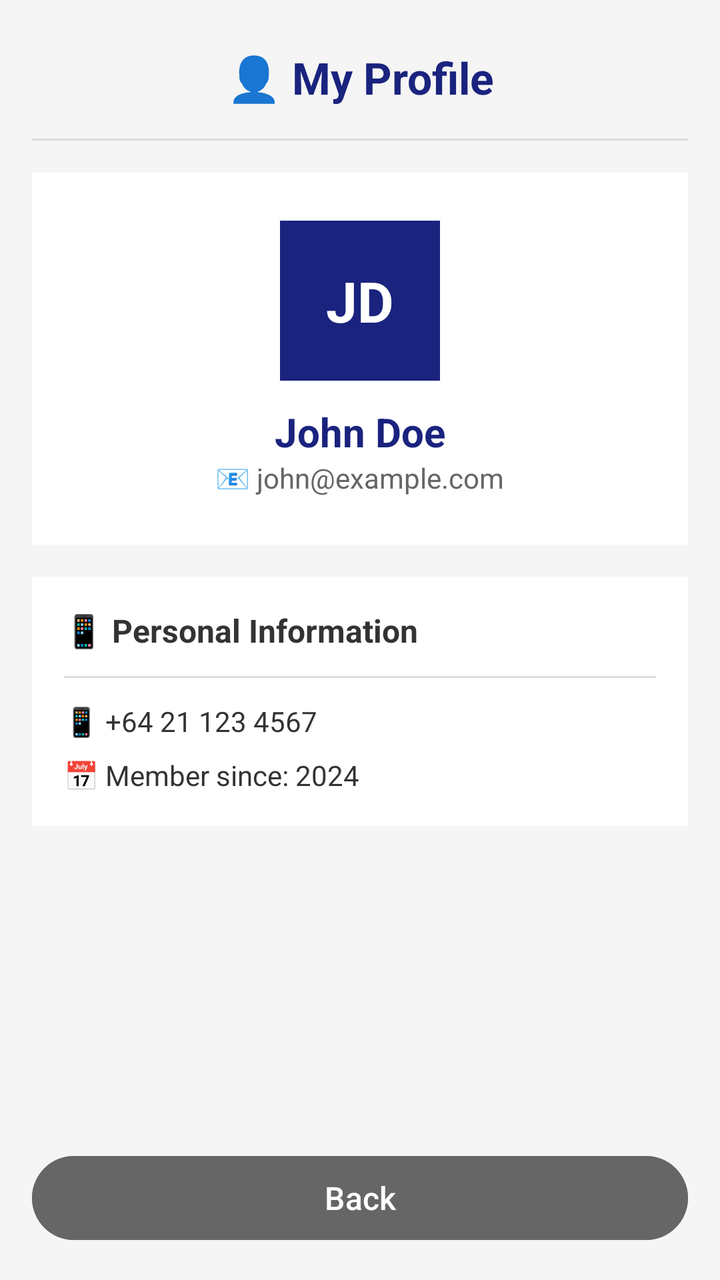
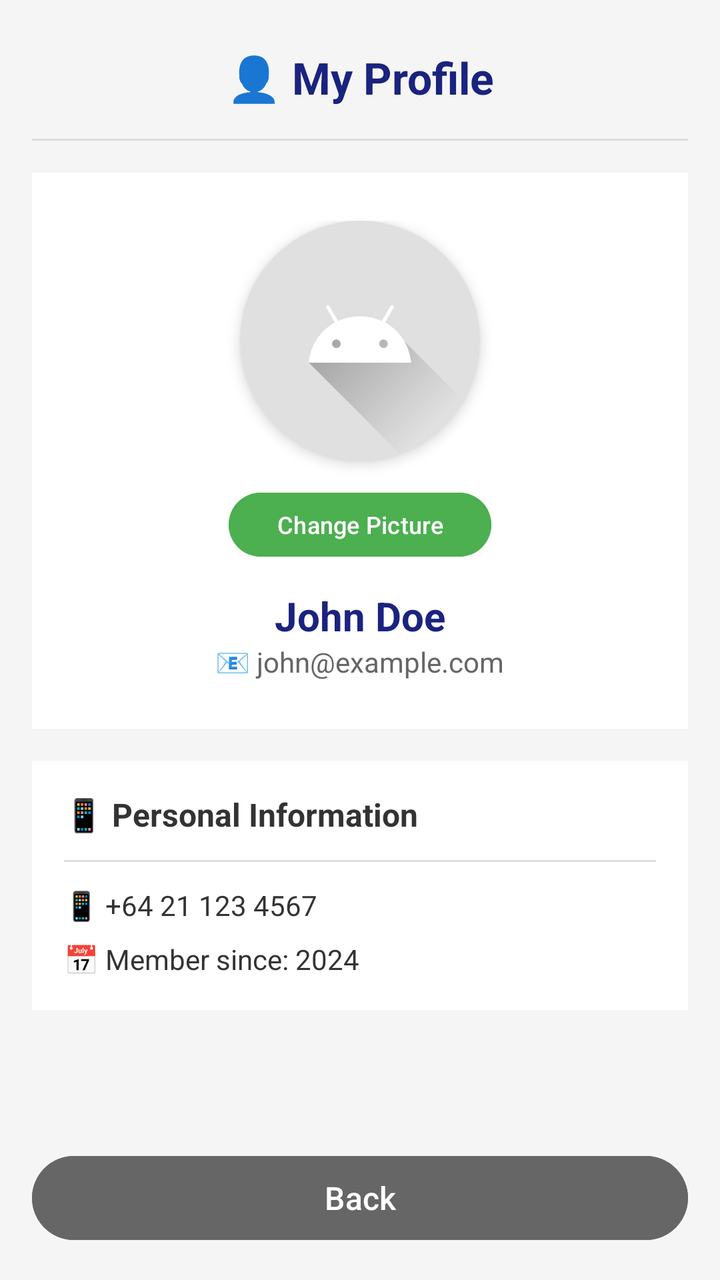

The first picture is an Android layout as it rendered before a commit; the second is the same layout after the commit. The layout source and the unified diff follow.
<!-- AndroidManifest.xml: application theme Theme.EasyTravel -->
<!-- res/layout/activity_profile.xml -->
<?xml version="1.0" encoding="utf-8"?>
<LinearLayout xmlns:android="http://schemas.android.com/apk/res/android"
    android:layout_width="match_parent"
    android:layout_height="match_parent"
    android:orientation="vertical"
    android:padding="16dp"
    android:background="#F5F5F5">

    
    <TextView
        android:layout_width="match_parent"
        android:layout_height="wrap_content"
        android:text="👤 My Profile"
        android:textSize="22sp"
        android:textStyle="bold"
        android:textColor="#1A237E"
        android:gravity="center"
        android:layout_marginTop="8dp"
        android:layout_marginBottom="16dp" />

    <View
        android:layout_width="match_parent"
        android:layout_height="1dp"
        android:background="#DDDDDD"
        android:layout_marginBottom="16dp" />

    
    <LinearLayout
        android:layout_width="match_parent"
        android:layout_height="wrap_content"
        android:orientation="vertical"
        android:gravity="center"
        android:padding="24dp"
        android:background="#FFFFFF"
        android:layout_marginBottom="16dp">

        <TextView
            android:layout_width="80dp"
            android:layout_height="80dp"
            android:text="JD"
            android:textSize="28sp"
            android:textColor="#FFFFFF"
            android:gravity="center"
            android:background="#1A237E"
            android:textStyle="bold" />

        <TextView
            android:id="@+id/tvName"
            android:layout_width="wrap_content"
            android:layout_height="wrap_content"
            android:text="John Doe"
            android:textSize="20sp"
            android:textStyle="bold"
            android:textColor="#1A237E"
            android:layout_marginTop="12dp" />

        <TextView
            android:id="@+id/tvEmail"
            android:layout_width="wrap_content"
            android:layout_height="wrap_content"
            android:text="📧 john@example.com"
            android:textSize="14sp"
            android:textColor="#666666" />
    </LinearLayout>

    
    <LinearLayout
        android:layout_width="match_parent"
        android:layout_height="wrap_content"
        android:orientation="vertical"
        android:padding="16dp"
        android:background="#FFFFFF"
        android:layout_marginBottom="12dp">

        <TextView
            android:layout_width="match_parent"
            android:layout_height="wrap_content"
            android:text="📱 Personal Information"
            android:textSize="16sp"
            android:textStyle="bold"
            android:textColor="#333333"
            android:layout_marginBottom="12dp" />

        <View
            android:layout_width="match_parent"
            android:layout_height="1dp"
            android:background="#DDDDDD"
            android:layout_marginBottom="12dp" />

        <TextView
            android:id="@+id/tvPhone"
            android:layout_width="match_parent"
            android:layout_height="wrap_content"
            android:text="📱 +64 21 123 4567"
            android:textSize="14sp"
            android:textColor="#333333"
            android:layout_marginBottom="8dp" />

        <TextView
            android:id="@+id/tvMemberSince"
            android:layout_width="match_parent"
            android:layout_height="wrap_content"
            android:text="📅 Member since: 2024"
            android:textSize="14sp"
            android:textColor="#333333" />
    </LinearLayout>

    
    <View
        android:layout_width="match_parent"
        android:layout_height="0dp"
        android:layout_weight="1" />

    
    <Button
        android:id="@+id/btnBack"
        android:layout_width="match_parent"
        android:layout_height="50dp"
        android:text="Back"
        android:backgroundTint="#666666"
        android:textColor="#FFFFFF"
        android:textSize="16sp" />

</LinearLayout>
<!-- resources referenced by this layout -->
<resources>
  <style name="Theme.EasyTravel" parent="Base.Theme.EasyTravel" />
  <style name="Base.Theme.EasyTravel" parent="Theme.Material3.DayNight.NoActionBar">
          
          
      </style>
</resources>

<!-- the commit's change to res/layout/activity_profile.xml (unified diff, before → after) -->
@@ -1,5 +1,6 @@
 <?xml version="1.0" encoding="utf-8"?>
 <LinearLayout xmlns:android="http://schemas.android.com/apk/res/android"
+    xmlns:app="http://schemas.android.com/apk/res-auto"
     android:layout_width="match_parent"
     android:layout_height="match_parent"
     android:orientation="vertical"
@@ -34,15 +35,33 @@
         android:background="#FFFFFF"
         android:layout_marginBottom="16dp">
 
-        <TextView
-            android:layout_width="80dp"
-            android:layout_height="80dp"
-            android:text="JD"
-            android:textSize="28sp"
+        
+        <androidx.cardview.widget.CardView
+            android:layout_width="120dp"
+            android:layout_height="120dp"
+            app:cardCornerRadius="60dp"
+            app:cardElevation="4dp"
+            app:cardBackgroundColor="#E0E0E0">
+
+            <ImageView
+                android:id="@+id/ivAvatar"
+                android:layout_width="match_parent"
+                android:layout_height="match_parent"
+                android:scaleType="centerCrop"
+                android:src="@drawable/ic_launcher_foreground" />
+        </androidx.cardview.widget.CardView>
+
+        
+        <Button
+            android:id="@+id/btnUploadAvatar"
+            android:layout_width="wrap_content"
+            android:layout_height="40dp"
+            android:text="Change Picture"
+            android:textAllCaps="false"
+            android:backgroundTint="#4CAF50"
             android:textColor="#FFFFFF"
-            android:gravity="center"
-            android:background="#1A237E"
-            android:textStyle="bold" />
+            android:textSize="12sp"
+            android:layout_marginTop="12dp" />
 
         <TextView
             android:id="@+id/tvName"
@@ -105,13 +124,11 @@
             android:textColor="#333333" />
     </LinearLayout>
 
-    
     <View
         android:layout_width="match_parent"
         android:layout_height="0dp"
         android:layout_weight="1" />
 
-    
     <Button
         android:id="@+id/btnBack"
         android:layout_width="match_parent"
<!-- resource entries referenced after the edit -->
@@ -1,5 +1,36 @@
 <!-- resources referenced by this layout -->
 <resources>
+  <!-- drawable ic_launcher_foreground (drawable) -->
+  <vector xmlns:android="http://schemas.android.com/apk/res/android"
+      xmlns:aapt="http://schemas.android.com/aapt"
+      android:width="108dp"
+      android:height="108dp"
+      android:viewportWidth="108"
+      android:viewportHeight="108">
+      <path android:pathData="M31,63.928c0,0 6.4,-11 12.1,-13.1c7.2,-2.6 26,-1.4 26,-1.4l38.1,38.1L107,108.928l-32,-1L31,63.928z">
+          <aapt:attr name="android:fillColor">
+              <gradient
+                  android:endX="85.84757"
+                  android:endY="92.4963"
+                  android:startX="42.9492"
+                  android:startY="49.59793"
+                  android:type="linear">
+                  <item
+                      android:color="#44000000"
+                      android:offset="0.0" />
+                  <item
+                      android:color="#00000000"
+                      android:offset="1.0" />
+              </gradient>
+          </aapt:attr>
+      </path>
+      <path
+          android:fillColor="#FFFFFF"
+          android:fillType="nonZero"
+          android:pathData="M65.3,45.828l3.8,-6.6c0.2,-0.4 0.1,-0.9 -0.3,-1.1c-0.4,-0.2 -0.9,-0.1 -1.1,0.3l-3.9,6.7c-6.3,-2.8 -13.4,-2.8 -19.7,0l-3.9,-6.7c-0.2,-0.4 -0.7,-0.5 -1.1,-0.3C38.8,38.328 38.7,38.828 38.9,39.228l3.8,6.6C36.2,49.428 31.7,56.028 31,63.928h46C76.3,56.028 71.8,49.428 65.3,45.828zM43.4,57.328c-0.8,0 -1.5,-0.5 -1.8,-1.2c-0.3,-0.7 -0.1,-1.5 0.4,-2.1c0.5,-0.5 1.4,-0.7 2.1,-0.4c0.7,0.3 1.2,1 1.2,1.8C45.3,56.528 44.5,57.328 43.4,57.328L43.4,57.328zM64.6,57.328c-0.8,0 -1.5,-0.5 -1.8,-1.2s-0.1,-1.5 0.4,-2.1c0.5,-0.5 1.4,-0.7 2.1,-0.4c0.7,0.3 1.2,1 1.2,1.8C66.5,56.528 65.6,57.328 64.6,57.328L64.6,57.328z"
+          android:strokeWidth="1"
+          android:strokeColor="#00000000" />
+  </vector>
   <style name="Theme.EasyTravel" parent="Base.Theme.EasyTravel" />
   <style name="Base.Theme.EasyTravel" parent="Theme.Material3.DayNight.NoActionBar">
           
